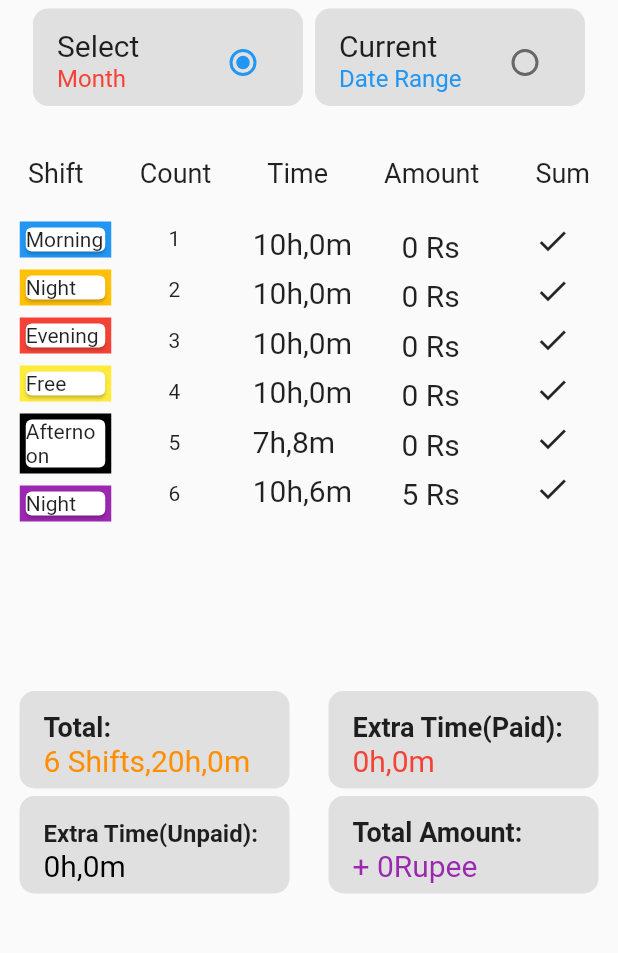
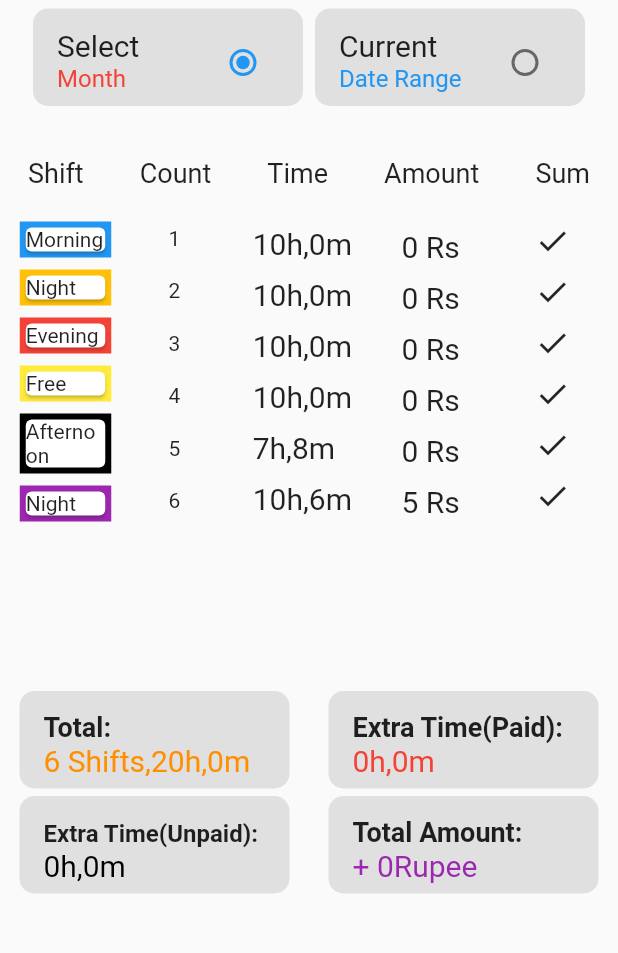
Before and after one commit to Sharan-ayush08/statistics, a Flutter app: the screen it shows after launch, on a phone screen of 412 x 824 dp, the part 137-1090 px from its top. Run offline on Flutter 3.47's test engine with Material 2 defaults, Android fonts, the phone set to English and light mode, and no system bars.

Commit message:
Issue Fixed Code Working

```diff
--- a/lib/statistics.dart
+++ b/lib/statistics.dart
@@ -24,9 +24,19 @@ class _StatisticsState extends State<Statistics> {
     Colors.red,
     Colors.yellow,
     Colors.black,
-    Colors.purple
+    Colors.purple,
+    Colors.brown,
+    Colors.green,
+    Colors.greenAccent
   ];
-  List shift = ["Morning", "Night", "Evening", "Free", "Afternoon", "Night"];
+  List shift = [
+    "Morning",
+    "Night",
+    "Evening",
+    "Free",
+    "Afternoon",
+    "Night",
+  ];
   List count = ['1', '2', '3', '4', '5', '6'];
   List time = ['10h,0m', '10h,0m', '10h,0m', '10h,0m', '7h,8m', '10h,6m'];
   List amount = ['0 Rs', '0 Rs', '0 Rs', '0 Rs', '0 Rs', '5 Rs'];
@@ -141,6 +151,9 @@ class _StatisticsState extends State<Statistics> {
           SizedBox(
             height: 15.0,
           ),
+          SingleChildScrollView(
+            child: Column(
+              children: [
                 Row(
                   mainAxisAlignment: MainAxisAlignment.spaceEvenly,
                   children: [
@@ -150,7 +163,9 @@ class _StatisticsState extends State<Statistics> {
                       child: Padding(
                         padding: const EdgeInsets.all(7.0),
                         child: ListView.separated(
-                      separatorBuilder: (BuildContext context, int index) {
+                            scrollDirection: Axis.vertical,
+                            separatorBuilder:
+                                (BuildContext context, int index) {
                               return SizedBox(
                                 height: 8,
                               );
@@ -176,7 +191,7 @@ class _StatisticsState extends State<Statistics> {
                       width: 75,
                       child: ListView.separated(
                           separatorBuilder: (BuildContext context, int index) {
-                      return SizedBox(height: 8);
+                            return SizedBox(height: 9);
                           },
                           itemCount: count.length,
                           itemBuilder: (BuildContext context, int index) {
@@ -192,8 +207,9 @@ class _StatisticsState extends State<Statistics> {
                       child: Padding(
                         padding: const EdgeInsets.only(top: 10),
                         child: ListView.separated(
-                      separatorBuilder: (BuildContext context, int index) {
-                        return SizedBox(height: 10);
+                            separatorBuilder:
+                                (BuildContext context, int index) {
+                              return SizedBox(height: 11);
                             },
                             itemCount: time.length,
                             itemBuilder: (BuildContext context, int index) {
@@ -210,8 +226,9 @@ class _StatisticsState extends State<Statistics> {
                       child: Padding(
                         padding: const EdgeInsets.only(top: 12, left: 18),
                         child: ListView.separated(
-                      separatorBuilder: (BuildContext context, int index) {
-                        return SizedBox(height: 10);
+                            separatorBuilder:
+                                (BuildContext context, int index) {
+                              return SizedBox(height: 11);
                             },
                             itemCount: amount.length,
                             itemBuilder: (BuildContext context, int index) {
@@ -228,8 +245,9 @@ class _StatisticsState extends State<Statistics> {
                       child: Padding(
                         padding: const EdgeInsets.all(8.0),
                         child: ListView.separated(
-                      separatorBuilder: (BuildContext context, int index) {
-                        return SizedBox(height: 9);
+                            separatorBuilder:
+                                (BuildContext context, int index) {
+                              return SizedBox(height: 10);
                             },
                             itemCount: sum.length,
                             itemBuilder: (BuildContext context, int index) {
@@ -238,6 +256,9 @@ class _StatisticsState extends State<Statistics> {
                       ),
                     ),
                   ],
+                ),
+              ],
+            ),
           ),
           SizedBox(
             height: 20.0,
```
Lines whose indentation alone changed are shown as unchanged.
